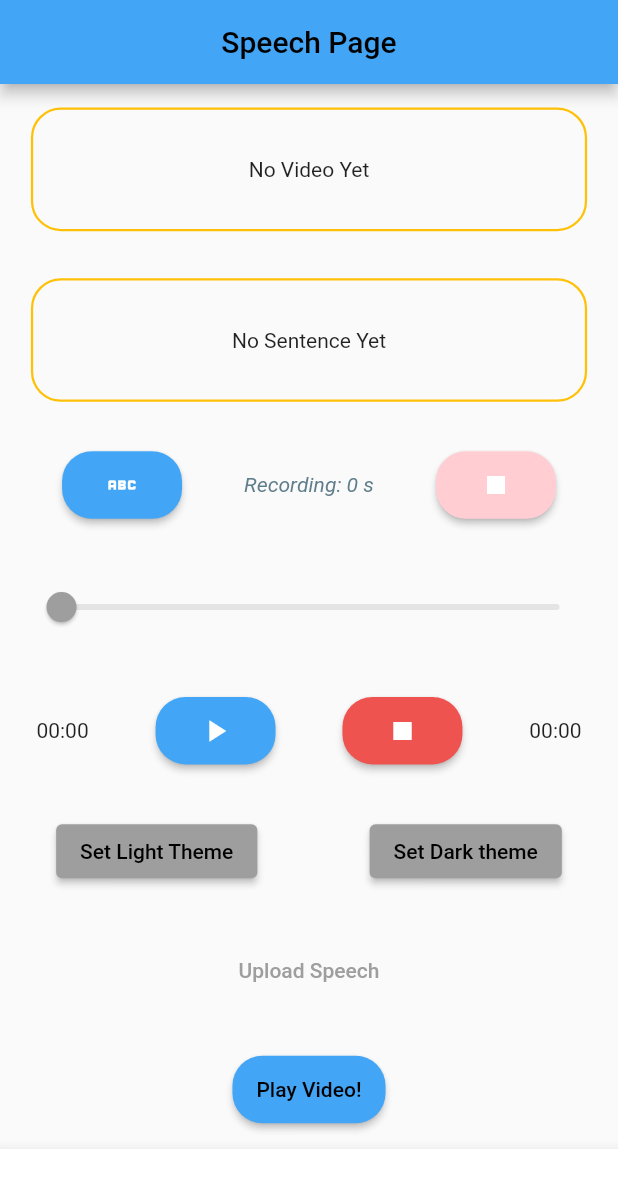
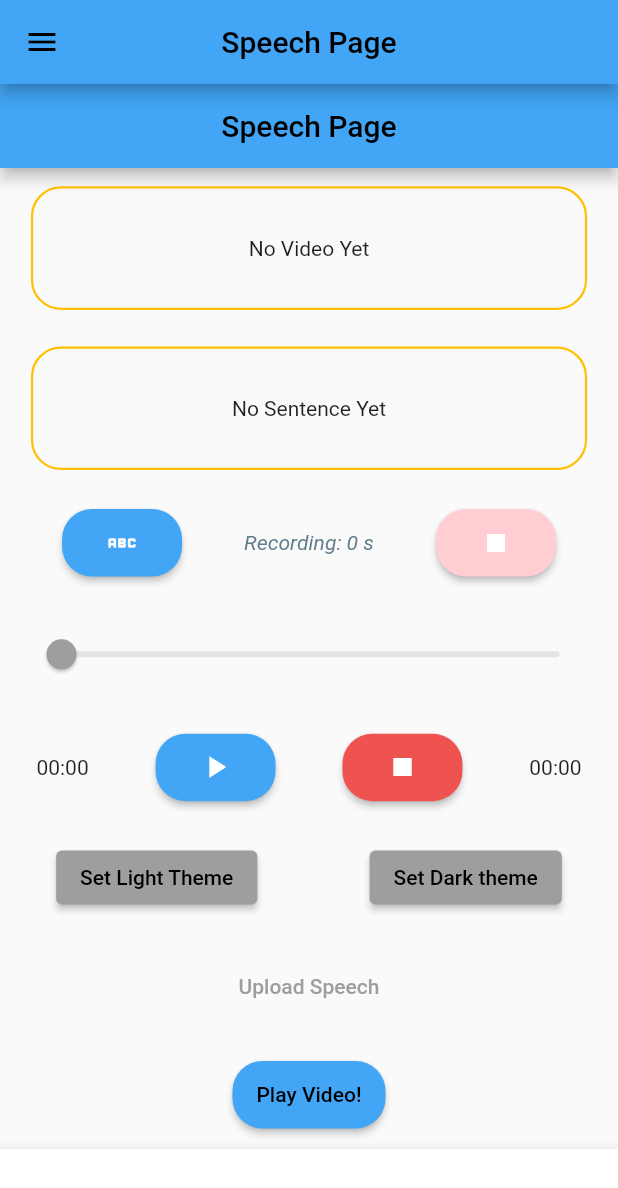
Before and after one commit to AhmedAsim-69/Speech_To_Sign_Language, a Flutter app: the screen it shows after launch, on a phone screen of 412 x 824 dp. Shown: the top 1188 px of the screen. Run offline on Flutter 3.47's test engine with Material 2 defaults, Android fonts, the phone set to English and light mode, and no system bars; drawn by our look-alikes of modal_progress_hud_nsn; our stand-ins replace audioplayers, chewie, permission_handler, shared_preferences, video_player; missing offline and left inert: flutter_sound.

Commit message:
Added Drawer and Dark Mode Toggle

```diff
--- a/lib/pages/dashboard.dart
+++ b/lib/pages/dashboard.dart
@@ -1,7 +1,9 @@
 import 'package:flutter/material.dart';
+import 'package:provider/provider.dart';
 
 import 'package:stsl/pages/speech_page.dart';
 import 'package:stsl/pages/text_page.dart';
+import 'package:stsl/utils/theme_data.dart';
 
 bool isRec = false;
 bool isPause = false;
@@ -16,7 +18,14 @@ class Dashboard extends StatefulWidget {
 }
 
 class _DashboardState extends State<Dashboard> {
+  void onItemTapped(int index) {
+    setState(() {
+      _selectedIndex = index;
+    });
+  }
+
   final editingController = TextEditingController();
+  bool _isDarkMode = true;
 
   int _selectedIndex = 0;
   @override
@@ -29,13 +38,43 @@ class _DashboardState extends State<Dashboard> {
         title: 'Text Page',
       ),
     ];
-    void onItemTapped(int index) {
-      setState(() {
-        _selectedIndex = index;
-      });
+
+    return Consumer<ThemeNotifier>(builder: (context, theme, _) {
+      return Scaffold(
+        appBar: AppBar(
+          centerTitle: true,
+          backgroundColor: Colors.blue[400],
+          title: (_selectedIndex == 0)
+              ? const Text("Speech Page")
+              : const Text("Text Page"),
+        ),
+        drawer: Drawer(
+            child: ListView(
+          children: [
+            Container(
+              height: 200,
+              decoration: const BoxDecoration(
+                color: Colors.blue,
+                image: DecorationImage(
+                    fit: BoxFit.fill,
+                    image: NetworkImage(
+                        'https://oflutter.com/wp-content/uploads/2021/02/profile-bg3.jpg')),
+              ),
+              child: const Center(child: Text('Pakistan Sign Express')),
+            ),
+            SwitchListTile(
+                title: const Text("Dark Mode"),
+                value: _isDarkMode,
+                onChanged: (value) {
+                  _isDarkMode = value;
+                  if (_isDarkMode) {
+                    theme.setDarkMode();
+                  } else {
+                    (theme.setLightMode());
                   }
-
-    return Scaffold(
+                }),
+          ],
+        )),
         backgroundColor: const Color.fromARGB(255, 241, 247, 249),
         body: widgetOptions.elementAt(_selectedIndex),
         bottomNavigationBar: BottomNavigationBar(
@@ -56,5 +95,6 @@ class _DashboardState extends State<Dashboard> {
           onTap: onItemTapped,
         ),
       );
+    });
   }
 }
```
Lines whose indentation alone changed are shown as unchanged.
